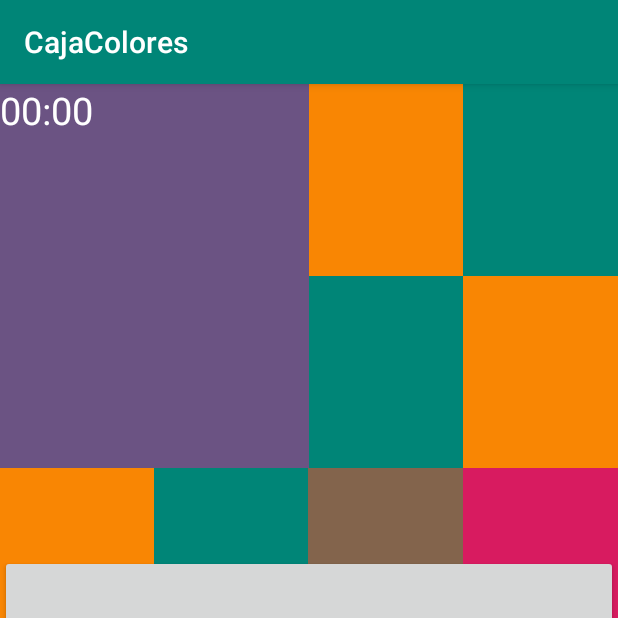
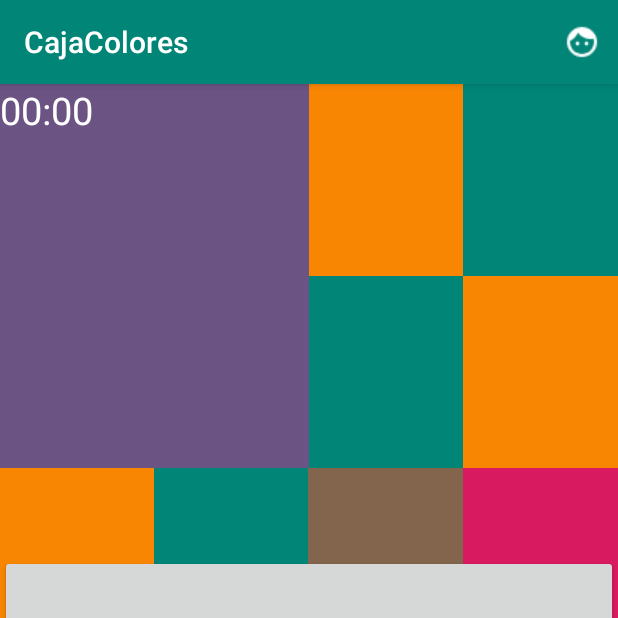
Before and after one commit to pizquita/AndroidCFTIC_Tag, an Android app: the MainActivity screen opened directly, with no data from a screen before it, on a phone screen of 412 x 824 dp, the top half of it. Run offline under Robolectric (Android 15) with nearby library versions, the phone set to English and light mode, and no system bars.

```diff
--- /dev/null
+++ b/app/src/main/res/menu/menu_sup.xml
@@ -0,0 +1,12 @@
+<?xml version="1.0" encoding="utf-8"?>
+<menu xmlns:app="http://schemas.android.com/apk/res-auto"
+    xmlns:android="http://schemas.android.com/apk/res/android">
+
+    <item android:title="Cambiar Usuario"
+        android:icon="@drawable/icono_usuario"
+        app:showAsAction="always"
+        android:id="@+id/cambiar_usuario"/>
+
+
+
+</menu>
```
Also changed, not shown: app/src/main/java/basico/android/cftic/edu/cajacolores/InicioActivity.java (+17 -1 lines), app/src/main/java/basico/android/cftic/edu/cajacolores/MainActivity.java (+45 -0 lines), app/src/main/res/drawable/icono_usuario.png (added).
